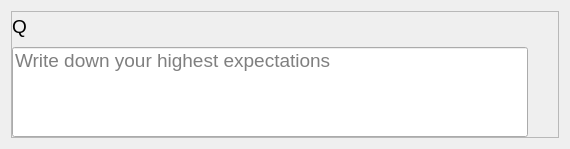
Before: the Qt Designer form ui/base_ui/ui_motivation.ui in Anzhelika007/PyQt_My_App, drawn with Qt 5.
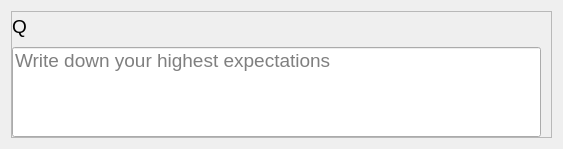
After: the same form once the commit is applied.

What changed in the file:
```diff
--- a/ui/base_ui/ui_motivation.ui
+++ b/ui/base_ui/ui_motivation.ui
@@ -6,7 +6,7 @@
    <rect>
     <x>0</x>
     <y>0</y>
-    <width>570</width>
+    <width>563</width>
     <height>149</height>
    </rect>
   </property>
@@ -30,7 +30,7 @@
        <number>0</number>
       </property>
       <property name="rightMargin">
-       <number>30</number>
+       <number>10</number>
       </property>
       <property name="bottomMargin">
        <number>0</number>
```
